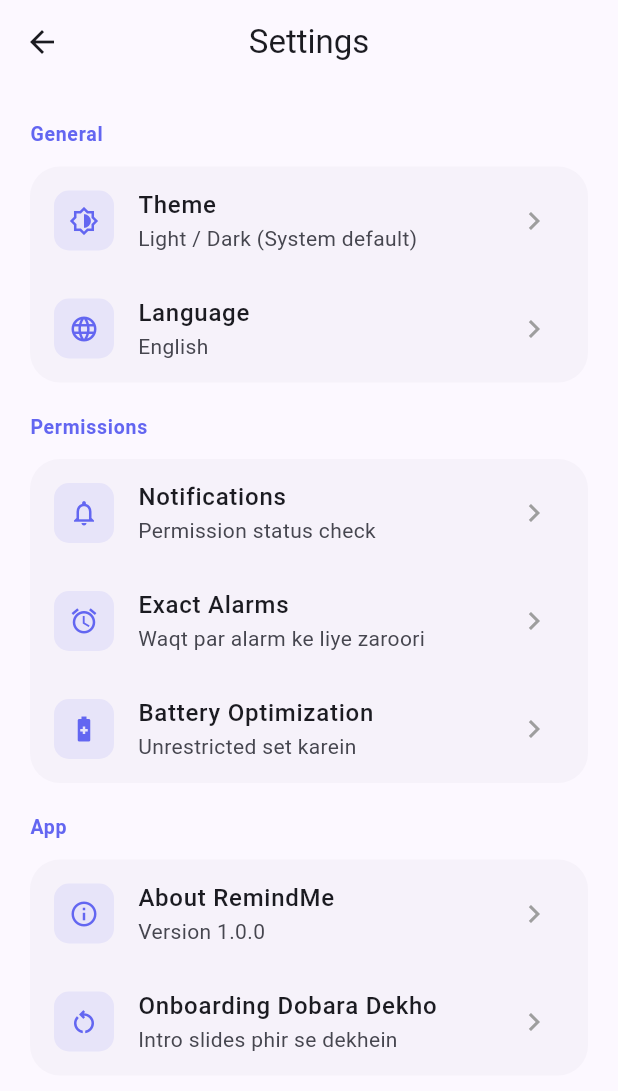
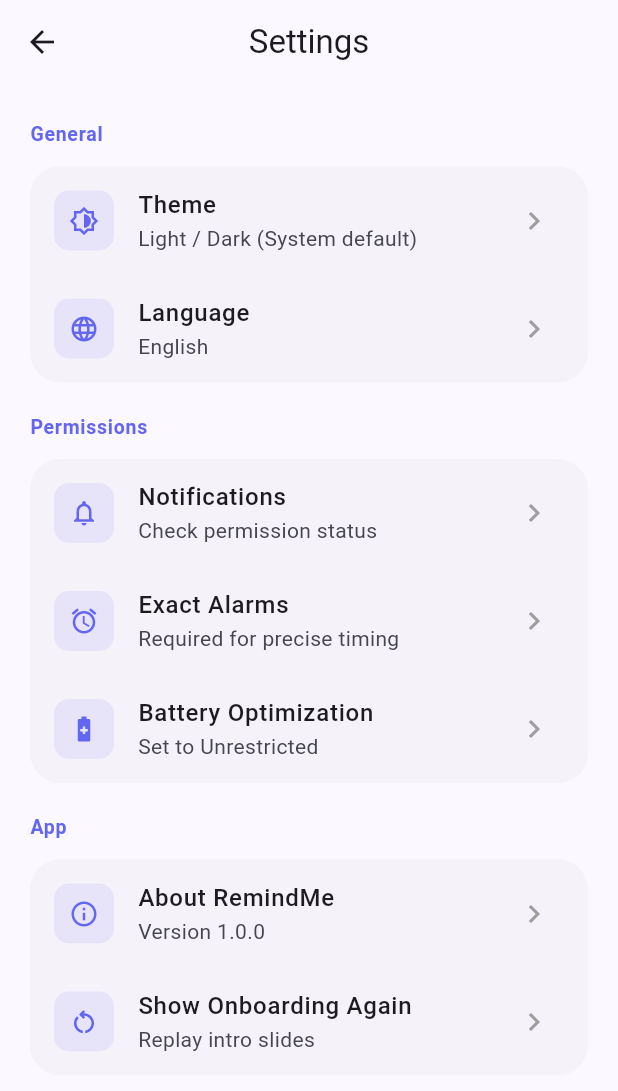
Before and after one commit to guhgcfdjvhgdvjhdgviudgvdukrgrt5ggyg/reminder, a Flutter app: the HomeScreen screen opened directly, after a tap on the "settings" icon, on a phone screen of 412 x 824 dp. Shown: the top 1091 px of the screen. Run offline on Flutter 3.47's test engine with Material 3 defaults, Android fonts, the phone set to English and light mode, and no system bars; our stand-ins replace flutter_local_notifications, permission_handler, shared_preferences, sqflite, timezone; missing offline and left inert: android_alarm_manager_plus; accounts and stored records are empty.

Commit message:
Change all UI text to English

```diff
--- a/lib/screens/home_screen.dart
+++ b/lib/screens/home_screen.dart
@@ -37,20 +37,9 @@ class _HomeScreenState extends State<HomeScreen>
     final date = DateTime(dt.year, dt.month, dt.day);
 
     final time = DateFormat('hh:mm a').format(dt);
-    if (date == today) return 'Aaj, $time';
-    if (date == tomorrow) return 'Kal, $time';
+    if (date == today) return 'Today, $time';
+    if (date == tomorrow) return 'Tomorrow, $time';
     return '${DateFormat('dd MMM').format(dt)}, $time';
-  }
-
-  String _formatDate(DateTime dt) {
-    final now = DateTime.now();
-    final today = DateTime(now.year, now.month, now.day);
-    final tomorrow = today.add(const Duration(days: 1));
-    final date = DateTime(dt.year, dt.month, dt.day);
-
-    if (date == today) return 'Aaj';
-    if (date == tomorrow) return 'Kal';
-    return DateFormat('EEEE, dd MMM').format(dt);
   }
 
   @override
@@ -100,7 +89,7 @@ class _HomeScreenState extends State<HomeScreen>
                       children: [
                         const Icon(Icons.upcoming, size: 18),
                         const SizedBox(width: 6),
-                        Text('Aane wale (${upcoming.length})'),
+                        Text('Upcoming (${upcoming.length})'),
                       ],
                     ),
                   ),
@@ -110,7 +99,7 @@ class _HomeScreenState extends State<HomeScreen>
                       children: [
                         const Icon(Icons.check_circle_outline, size: 18),
                         const SizedBox(width: 6),
-                        Text('Complete (${completed.length})'),
+                        Text('Completed (${completed.length})'),
                       ],
                     ),
                   ),
@@ -120,7 +109,7 @@ class _HomeScreenState extends State<HomeScreen>
                       children: [
                         Icon(Icons.history, size: 18),
                         SizedBox(width: 6),
-                        Text('Sab'),
+                        Text('All'),
                       ],
                     ),
                   ),
@@ -161,7 +150,7 @@ class _HomeScreenState extends State<HomeScreen>
           if (mounted) context.read<ReminderProvider>().loadReminders();
         },
         icon: const Icon(Icons.add_rounded),
-        label: const Text('Naya Reminder'),
+        label: const Text('New Reminder'),
       ),
     );
   }
@@ -409,10 +398,10 @@ class _HomeScreenState extends State<HomeScreen>
           const SizedBox(height: 24),
           Text(
             isCompleted
-                ? 'Koi complete nahi'
+                ? 'No completed reminders'
                 : isUpcoming
-                    ? 'Koi reminder nahi'
-                    : 'Kuch nahi mila',
+                    ? 'No reminders yet'
+                    : 'Nothing found',
             style: Theme.of(context).textTheme.titleLarge?.copyWith(
                   fontWeight: FontWeight.w600,
                 ),
@@ -420,8 +409,8 @@ class _HomeScreenState extends State<HomeScreen>
           const SizedBox(height: 8),
           Text(
             isCompleted
-                ? 'Jab reminder complete hoga to yahan dikhega'
-                : 'Naya reminder banane ke liye + dabao',
+                ? 'Completed reminders will appear here'
+                : 'Tap + to create a new reminder',
             style: TextStyle(
               color: Colors.grey.shade500,
             ),
--- a/lib/screens/onboarding_screen.dart
+++ b/lib/screens/onboarding_screen.dart
@@ -20,21 +20,21 @@ class _OnboardingScreenState extends State<OnboardingScreen>
       icon: Icons.alarm_add_rounded,
       title: 'Reminders On Time',
       description:
-          'Waqt par alarm bajey ga — phone lock ho ya unlock ho, kabhi miss nahi hoga.',
+          'Alarms will ring on time — whether your phone is locked or unlocked. Never miss a reminder.',
       color: Color(0xFF6366F1),
     ),
     _OnboardingPage(
       icon: Icons.lock_open_rounded,
       title: 'Lock Screen Full-Screen',
       description:
-          'Phone locked hone par full-screen alarm dikhe ga — bilkul asli alarm clock ki tarah.',
+          'When your phone is locked, a full-screen alarm appears — just like a real alarm clock.',
       color: Color(0xFF8B5CF6),
     ),
     _OnboardingPage(
       icon: Icons.battery_charging_full_rounded,
       title: 'Reliable & Battery Friendly',
       description:
-          'Battery optimization ke baawajood bhi alarm bajega. Har phone par reliable.',
+          'Alarms work even with battery optimization. Reliable on every phone.',
       color: Color(0xFF06B6D4),
     ),
   ];
--- a/lib/screens/settings_screen.dart
+++ b/lib/screens/settings_screen.dart
@@ -43,7 +43,7 @@ class SettingsScreen extends StatelessWidget {
                 context,
                 icon: Icons.notifications_outlined,
                 title: 'Notifications',
-                subtitle: 'Permission status check',
+                subtitle: 'Check permission status',
                 onTap: () async {
                   final status = await Permission.notification.status;
                   if (context.mounted) {
@@ -51,8 +51,8 @@ class SettingsScreen extends StatelessWidget {
                       SnackBar(
                         content: Text(
                           status.isGranted
-                              ? 'Notifications allowed hain'
-                              : 'Notifications allowed nahi hain',
+                              ? 'Notifications are allowed'
+                              : 'Notifications are not allowed',
                         ),
                         behavior: SnackBarBehavior.floating,
                         shape: RoundedRectangleBorder(
@@ -67,7 +67,7 @@ class SettingsScreen extends StatelessWidget {
                 context,
                 icon: Icons.alarm_outlined,
                 title: 'Exact Alarms',
-                subtitle: 'Waqt par alarm ke liye zaroori',
+                subtitle: 'Required for precise timing',
                 onTap: () async {
                   await openAppSettings();
                 },
@@ -76,7 +76,7 @@ class SettingsScreen extends StatelessWidget {
                 context,
                 icon: Icons.battery_saver_outlined,
                 title: 'Battery Optimization',
-                subtitle: 'Unrestricted set karein',
+                subtitle: 'Set to Unrestricted',
                 onTap: () async {
                   await openAppSettings();
                 },
@@ -112,7 +112,7 @@ class SettingsScreen extends StatelessWidget {
                     ),
                     children: const [
                       Text(
-                        'RemindMe - Reminder & Alarm App\n\nWaqt par alarm bajega phone lock ho ya unlock ho.',
+                        'RemindMe - Reminder & Alarm App\n\nAlarms ring on time whether your phone is locked or unlocked.',
                       ),
                     ],
                   );
@@ -121,8 +121,8 @@ class SettingsScreen extends StatelessWidget {
               _buildTile(
                 context,
                 icon: Icons.restart_alt_outlined,
-                title: 'Onboarding Dobara Dekho',
-                subtitle: 'Intro slides phir se dekhein',
+                title: 'Show Onboarding Again',
+                subtitle: 'Replay intro slides',
                 onTap: () async {
                   final prefs = await SharedPreferences.getInstance();
                   await prefs.setBool('showOnboarding', true);
```
Also changed, not shown: lib/screens/add_reminder_screen.dart (+7 -7 lines).
